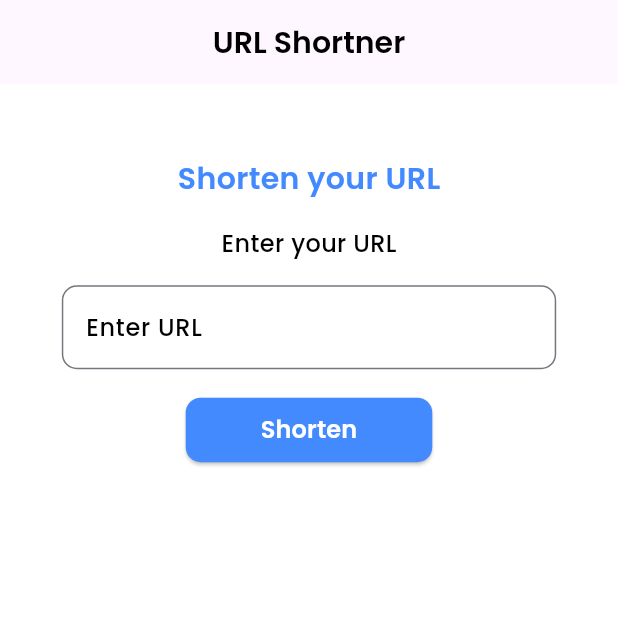
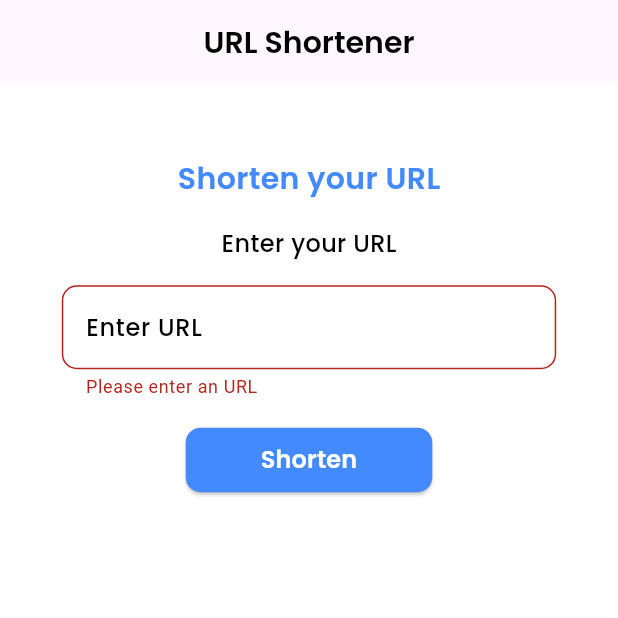
Before and after one commit to Shasmit/vrit_task, a Flutter app: the screen it shows after launch, after a tap on "Shorten", on a phone screen of 412 x 824 dp, the top half of it. Run offline on Flutter 3.47's test engine with Material 3 defaults, Android fonts, the phone set to English and light mode, and no system bars; our stand-ins replace qr_flutter; missing offline and left inert: clipboard.

Commit message:
completed task

```diff
--- a/lib/home.dart
+++ b/lib/home.dart
@@ -14,6 +14,8 @@ class HomePage extends StatefulWidget {
 class _HomePageState extends State<HomePage> {
   final urlController = TextEditingController();
   final shortUrlController = TextEditingController();
+  final formKey = GlobalKey<FormState>();
+
   bool isShortened = false;
   @override
   Widget build(BuildContext context) {
@@ -23,7 +25,7 @@ class _HomePageState extends State<HomePage> {
       backgroundColor: Colors.white,
       appBar: AppBar(
         title: const Text(
-          'URL Shortner',
+          'URL Shortener',
           style: TextStyle(
             color: Colors.black,
             fontFamily: 'PoppinsSemiBold',
@@ -35,6 +37,8 @@ class _HomePageState extends State<HomePage> {
       body: SingleChildScrollView(
         child: Padding(
           padding: const EdgeInsets.all(8.0),
+          child: Form(
+            key: formKey,
             child: Column(
               mainAxisAlignment: MainAxisAlignment.center,
               children: [
@@ -72,6 +76,13 @@ class _HomePageState extends State<HomePage> {
                       fontFamily: 'PoppinsMedium',
                       fontSize: 15,
                     ),
+                    validator: (value) {
+                      if (value == null || value.isEmpty) {
+                        return 'Please enter an URL';
+                      }
+
+                      return null;
+                    },
                     decoration: InputDecoration(
                       hintText: 'Enter URL',
                       hintStyle: const TextStyle(
@@ -90,6 +101,7 @@ class _HomePageState extends State<HomePage> {
                 ),
                 ElevatedButton(
                   onPressed: () {
+                    if (formKey.currentState!.validate()) {
                       setState(() {
                         HttpsServices().postUrl(urlController.text, context);
                         if (StaticVariables.shortUrl != '') {
@@ -97,6 +109,7 @@ class _HomePageState extends State<HomePage> {
                           shortUrlController.text = StaticVariables.shortUrl;
                         }
                       });
+                    }
                   },
                   style: ElevatedButton.styleFrom(
                     padding: const EdgeInsets.symmetric(
@@ -236,6 +249,7 @@ class _HomePageState extends State<HomePage> {
             ),
           ),
         ),
+      ),
     );
   }
 }
```
Lines whose indentation alone changed are shown as unchanged.
